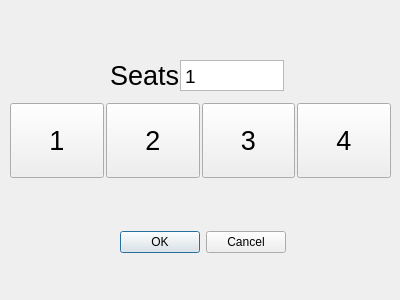
Above: ui/opentabledialog.ui from sriv95/Restaurant-Management before the change. Below: the same form after it.
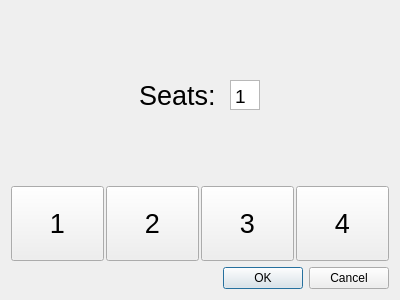
That is the form after the change.

Commit message: set sizepolicy mainwindow

```diff
--- a/ui/opentabledialog.ui
+++ b/ui/opentabledialog.ui
@@ -12,27 +12,30 @@
   </property>
   <property name="minimumSize">
    <size>
-    <width>400</width>
-    <height>300</height>
+    <width>0</width>
+    <height>0</height>
    </size>
   </property>
   <property name="maximumSize">
    <size>
-    <width>400</width>
-    <height>300</height>
+    <width>2000</width>
+    <height>1500</height>
    </size>
   </property>
   <property name="windowTitle">
    <string>Dialog</string>
   </property>
+  <layout class="QVBoxLayout" name="verticalLayout">
+   <item alignment="Qt::AlignmentFlag::AlignHCenter">
+    <widget class="QWidget" name="widget" native="true">
+     <layout class="QHBoxLayout" name="horizontalLayout_2">
+      <item>
   <widget class="QLabel" name="label">
-   <property name="geometry">
-    <rect>
-     <x>110</x>
-     <y>60</y>
-     <width>71</width>
-     <height>31</height>
-    </rect>
+        <property name="sizePolicy">
+         <sizepolicy hsizetype="Fixed" vsizetype="Minimum">
+          <horstretch>0</horstretch>
+          <verstretch>0</verstretch>
+         </sizepolicy>
    </property>
    <property name="font">
     <font>
@@ -43,14 +46,20 @@
     <string>Seats: </string>
    </property>
   </widget>
+      </item>
+      <item>
   <widget class="QPlainTextEdit" name="TextInput">
-   <property name="geometry">
-    <rect>
-     <x>180</x>
-     <y>60</y>
-     <width>104</width>
-     <height>31</height>
-    </rect>
+        <property name="sizePolicy">
+         <sizepolicy hsizetype="Fixed" vsizetype="Minimum">
+          <horstretch>0</horstretch>
+          <verstretch>0</verstretch>
+         </sizepolicy>
+        </property>
+        <property name="maximumSize">
+         <size>
+          <width>30</width>
+          <height>30</height>
+         </size>
    </property>
    <property name="font">
     <font>
@@ -67,15 +76,11 @@
     <string>1</string>
    </property>
   </widget>
-  <widget class="QWidget" name="horizontalLayoutWidget">
-   <property name="geometry">
-    <rect>
-     <x>10</x>
-     <y>100</y>
-     <width>381</width>
-     <height>81</height>
-    </rect>
-   </property>
+      </item>
+     </layout>
+    </widget>
+   </item>
+   <item>
    <layout class="QHBoxLayout" name="horizontalLayout">
     <property name="spacing">
      <number>2</number>
@@ -177,20 +182,15 @@
      </widget>
     </item>
    </layout>
-  </widget>
+   </item>
+   <item>
   <widget class="QDialogButtonBox" name="buttonBox">
-   <property name="geometry">
-    <rect>
-     <x>120</x>
-     <y>230</y>
-     <width>166</width>
-     <height>24</height>
-    </rect>
-   </property>
    <property name="standardButtons">
     <set>QDialogButtonBox::StandardButton::Cancel|QDialogButtonBox::StandardButton::Ok</set>
    </property>
   </widget>
+   </item>
+  </layout>
  </widget>
  <resources/>
  <connections/>
```
Lines whose indentation alone changed are shown as unchanged. The commit also changes 3 other files.
